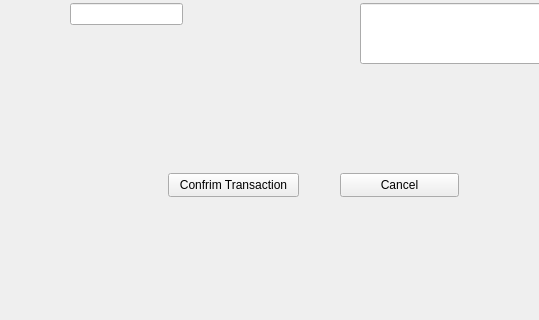
IVAndreev21/YRT, file forms/mainwindow.ui: the form before one commit; both pictures show x 500 to 1039 and y 317 to 637 of the 1280 by 720 pixel window.
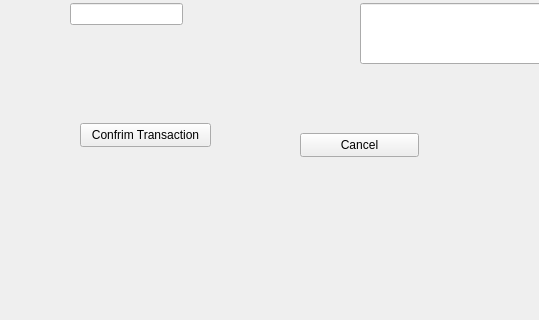
The form after the commit. The open tabs and pages were chosen to show the change. Icons and pictures are not drawn.

What changed in the file:
```diff
--- a/forms/mainwindow.ui
+++ b/forms/mainwindow.ui
@@ -1085,8 +1085,8 @@
     <widget class="QPushButton" name="confrim_mt_PB">
      <property name="geometry">
       <rect>
-       <x>518</x>
-       <y>500</y>
+       <x>430</x>
+       <y>450</y>
        <width>131</width>
        <height>24</height>
       </rect>
@@ -1171,8 +1171,8 @@
     <widget class="QPushButton" name="cancel_mt_PB">
      <property name="geometry">
       <rect>
-       <x>690</x>
-       <y>500</y>
+       <x>650</x>
+       <y>460</y>
        <width>119</width>
        <height>24</height>
       </rect>
```
Left out of the diff: 7 changed lines with no effect on the pictures.
